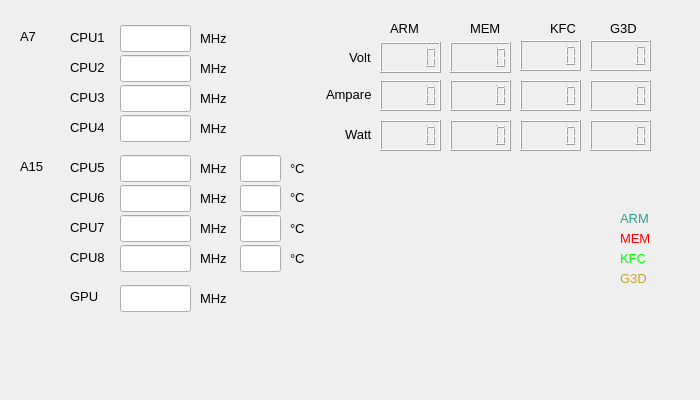
This is displaysysinfo.ui in leeseungcheol/EnergyMonitor as Qt 5 draws it before an edit. The edited form follows.
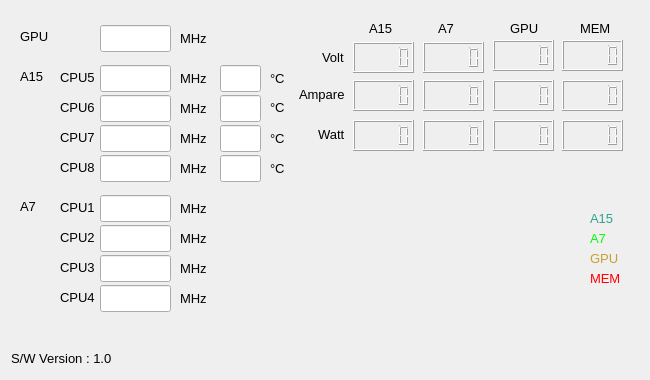
This is the edited form. Custom widgets are drawn as their Qt base class.

```diff
--- a/displaysysinfo.ui
+++ b/displaysysinfo.ui
@@ -6,8 +6,8 @@
    <rect>
     <x>0</x>
     <y>0</y>
-    <width>700</width>
-    <height>400</height>
+    <width>650</width>
+    <height>380</height>
    </rect>
   </property>
   <property name="windowTitle">
@@ -16,8 +16,8 @@
   <widget class="QLabel" name="label">
    <property name="geometry">
     <rect>
-     <x>70</x>
-     <y>288</y>
+     <x>20</x>
+     <y>28</y>
      <width>31</width>
      <height>17</height>
     </rect>
@@ -34,8 +34,8 @@
   <widget class="QLineEdit" name="GPUFreqEdit">
    <property name="geometry">
     <rect>
-     <x>120</x>
-     <y>285</y>
+     <x>100</x>
+     <y>25</y>
      <width>71</width>
      <height>27</height>
     </rect>
@@ -50,8 +50,8 @@
   <widget class="QLabel" name="label_2">
    <property name="geometry">
     <rect>
-     <x>70</x>
-     <y>29</y>
+     <x>60</x>
+     <y>199</y>
      <width>41</width>
      <height>17</height>
     </rect>
@@ -68,8 +68,8 @@
   <widget class="QLabel" name="label_3">
    <property name="geometry">
     <rect>
-     <x>70</x>
-     <y>59</y>
+     <x>60</x>
+     <y>229</y>
      <width>41</width>
      <height>17</height>
     </rect>
@@ -86,8 +86,8 @@
   <widget class="QLabel" name="label_4">
    <property name="geometry">
     <rect>
-     <x>70</x>
-     <y>89</y>
+     <x>60</x>
+     <y>259</y>
      <width>41</width>
      <height>17</height>
     </rect>
@@ -104,8 +104,8 @@
   <widget class="QLabel" name="label_5">
    <property name="geometry">
     <rect>
-     <x>70</x>
-     <y>119</y>
+     <x>60</x>
+     <y>289</y>
      <width>41</width>
      <height>17</height>
     </rect>
@@ -122,8 +122,8 @@
   <widget class="QLabel" name="label_6">
    <property name="geometry">
     <rect>
-     <x>70</x>
-     <y>159</y>
+     <x>60</x>
+     <y>69</y>
      <width>41</width>
      <height>17</height>
     </rect>
@@ -140,8 +140,8 @@
   <widget class="QLabel" name="label_7">
    <property name="geometry">
     <rect>
-     <x>70</x>
-     <y>189</y>
+     <x>60</x>
+     <y>99</y>
      <width>41</width>
      <height>17</height>
     </rect>
@@ -158,8 +158,8 @@
   <widget class="QLabel" name="label_8">
    <property name="geometry">
     <rect>
-     <x>70</x>
-     <y>219</y>
+     <x>60</x>
+     <y>129</y>
      <width>41</width>
      <height>17</height>
     </rect>
@@ -176,8 +176,8 @@
   <widget class="QLabel" name="label_9">
    <property name="geometry">
     <rect>
-     <x>70</x>
-     <y>249</y>
+     <x>60</x>
+     <y>159</y>
      <width>41</width>
      <height>17</height>
     </rect>
@@ -194,8 +194,8 @@
   <widget class="QLineEdit" name="CPU0FreqEdit">
    <property name="geometry">
     <rect>
-     <x>120</x>
-     <y>25</y>
+     <x>100</x>
+     <y>195</y>
      <width>71</width>
      <height>27</height>
     </rect>
@@ -210,8 +210,8 @@
   <widget class="QLineEdit" name="CPU1FreqEdit">
    <property name="geometry">
     <rect>
-     <x>120</x>
-     <y>55</y>
+     <x>100</x>
+     <y>225</y>
      <width>71</width>
      <height>27</height>
     </rect>
@@ -226,8 +226,8 @@
   <widget class="QLineEdit" name="CPU2FreqEdit">
    <property name="geometry">
     <rect>
-     <x>120</x>
-     <y>85</y>
+     <x>100</x>
+     <y>255</y>
      <width>71</width>
      <height>27</height>
     </rect>
@@ -242,8 +242,8 @@
   <widget class="QLineEdit" name="CPU3FreqEdit">
    <property name="geometry">
     <rect>
-     <x>120</x>
-     <y>115</y>
+     <x>100</x>
+     <y>285</y>
      <width>71</width>
      <height>27</height>
     </rect>
@@ -258,8 +258,8 @@
   <widget class="QLineEdit" name="CPU4FreqEdit">
    <property name="geometry">
     <rect>
-     <x>120</x>
-     <y>155</y>
+     <x>100</x>
+     <y>65</y>
      <width>71</width>
      <height>27</height>
     </rect>
@@ -274,8 +274,8 @@
   <widget class="QLineEdit" name="CPU5FreqEdit">
    <property name="geometry">
     <rect>
-     <x>120</x>
-     <y>185</y>
+     <x>100</x>
+     <y>95</y>
      <width>71</width>
      <height>27</height>
     </rect>
@@ -290,8 +290,8 @@
   <widget class="QLineEdit" name="CPU7FreqEdit">
    <property name="geometry">
     <rect>
-     <x>120</x>
-     <y>245</y>
+     <x>100</x>
+     <y>155</y>
      <width>71</width>
      <height>27</height>
     </rect>
@@ -306,8 +306,8 @@
   <widget class="QLineEdit" name="CPU6FreqEdit">
    <property name="geometry">
     <rect>
-     <x>120</x>
-     <y>215</y>
+     <x>100</x>
+     <y>125</y>
      <width>71</width>
      <height>27</height>
     </rect>
@@ -322,8 +322,8 @@
   <widget class="QLineEdit" name="CPU4TempEdit">
    <property name="geometry">
     <rect>
-     <x>240</x>
-     <y>155</y>
+     <x>220</x>
+     <y>65</y>
      <width>41</width>
      <height>27</height>
     </rect>
@@ -338,8 +338,8 @@
   <widget class="QLineEdit" name="CPU5TempEdit">
    <property name="geometry">
     <rect>
-     <x>240</x>
-     <y>185</y>
+     <x>220</x>
+     <y>95</y>
      <width>41</width>
      <height>27</height>
     </rect>
@@ -354,8 +354,8 @@
   <widget class="QLineEdit" name="CPU6TempEdit">
    <property name="geometry">
     <rect>
-     <x>240</x>
-     <y>215</y>
+     <x>220</x>
+     <y>125</y>
      <width>41</width>
      <height>27</height>
     </rect>
@@ -370,8 +370,8 @@
   <widget class="QLineEdit" name="CPU7TempEdit">
    <property name="geometry">
     <rect>
-     <x>240</x>
-     <y>245</y>
+     <x>220</x>
+     <y>155</y>
      <width>41</width>
      <height>27</height>
     </rect>
@@ -386,7 +386,7 @@
   <widget class="QLCDNumber" name="ARMuVlcd">
    <property name="geometry">
     <rect>
-     <x>380</x>
+     <x>353</x>
      <y>42</y>
      <width>61</width>
      <height>31</height>
@@ -399,7 +399,7 @@
   <widget class="QLCDNumber" name="ARMuAlcd">
    <property name="geometry">
     <rect>
-     <x>380</x>
+     <x>353</x>
      <y>80</y>
      <width>61</width>
      <height>31</height>
@@ -409,7 +409,7 @@
   <widget class="QLCDNumber" name="ARMuWlcd">
    <property name="geometry">
     <rect>
-     <x>380</x>
+     <x>353</x>
      <y>120</y>
      <width>61</width>
      <height>31</height>
@@ -419,7 +419,7 @@
   <widget class="QLCDNumber" name="MEMuWlcd">
    <property name="geometry">
     <rect>
-     <x>450</x>
+     <x>423</x>
      <y>120</y>
      <width>61</width>
      <height>31</height>
@@ -429,7 +429,7 @@
   <widget class="QLCDNumber" name="MEMuVlcd">
    <property name="geometry">
     <rect>
-     <x>450</x>
+     <x>423</x>
      <y>42</y>
      <width>61</width>
      <height>31</height>
@@ -442,7 +442,7 @@
   <widget class="QLCDNumber" name="MEMuAlcd">
    <property name="geometry">
     <rect>
-     <x>450</x>
+     <x>423</x>
      <y>80</y>
      <width>61</width>
      <height>31</height>
@@ -452,7 +452,7 @@
   <widget class="QLCDNumber" name="KFCuWlcd">
    <property name="geometry">
     <rect>
-     <x>520</x>
+     <x>562</x>
      <y>120</y>
      <width>61</width>
      <height>31</height>
@@ -462,7 +462,7 @@
   <widget class="QLCDNumber" name="KFCuVlcd">
    <property name="geometry">
     <rect>
-     <x>520</x>
+     <x>562</x>
      <y>40</y>
      <width>61</width>
      <height>31</height>
@@ -472,7 +472,7 @@
   <widget class="QLCDNumber" name="KFCuAlcd">
    <property name="geometry">
     <rect>
-     <x>520</x>
+     <x>562</x>
      <y>80</y>
      <width>61</width>
      <height>31</height>
@@ -482,7 +482,7 @@
   <widget class="QLCDNumber" name="G3DuWlcd">
    <property name="geometry">
     <rect>
-     <x>590</x>
+     <x>493</x>
      <y>120</y>
      <width>61</width>
      <height>31</height>
@@ -492,7 +492,7 @@
   <widget class="QLCDNumber" name="G3DuAlcd">
    <property name="geometry">
     <rect>
-     <x>590</x>
+     <x>493</x>
      <y>80</y>
      <width>61</width>
      <height>31</height>
@@ -502,7 +502,7 @@
   <widget class="QLCDNumber" name="G3DuVlcd">
    <property name="geometry">
     <rect>
-     <x>590</x>
+     <x>493</x>
      <y>40</y>
      <width>61</width>
      <height>31</height>
@@ -512,7 +512,7 @@
   <widget class="QLabel" name="label_10">
    <property name="geometry">
     <rect>
-     <x>349</x>
+     <x>322</x>
      <y>49</y>
      <width>31</width>
      <height>17</height>
@@ -530,7 +530,7 @@
   <widget class="QLabel" name="label_11">
    <property name="geometry">
     <rect>
-     <x>326</x>
+     <x>299</x>
      <y>86</y>
      <width>51</width>
      <height>17</height>
@@ -548,7 +548,7 @@
   <widget class="QLabel" name="label_12">
    <property name="geometry">
     <rect>
-     <x>345</x>
+     <x>318</x>
      <y>126</y>
      <width>31</width>
      <height>17</height>
@@ -566,9 +566,9 @@
   <widget class="QLabel" name="label_13">
    <property name="geometry">
     <rect>
-     <x>390</x>
+     <x>369</x>
      <y>20</y>
-     <width>41</width>
+     <width>31</width>
      <height>17</height>
     </rect>
    </property>
@@ -578,15 +578,15 @@
     </font>
    </property>
    <property name="text">
-    <string>ARM</string>
+    <string>A15</string>
    </property>
   </widget>
   <widget class="QLabel" name="label_14">
    <property name="geometry">
     <rect>
-     <x>470</x>
+     <x>438</x>
      <y>20</y>
-     <width>41</width>
+     <width>31</width>
      <height>17</height>
     </rect>
    </property>
@@ -596,13 +596,13 @@
     </font>
    </property>
    <property name="text">
-    <string>MEM</string>
+    <string>A7</string>
    </property>
   </widget>
   <widget class="QLabel" name="label_15">
    <property name="geometry">
     <rect>
-     <x>550</x>
+     <x>580</x>
      <y>20</y>
      <width>31</width>
      <height>17</height>
@@ -614,13 +614,13 @@
     </font>
    </property>
    <property name="text">
-    <string>KFC</string>
+    <string>MEM</string>
    </property>
   </widget>
   <widget class="QLabel" name="label_16">
    <property name="geometry">
     <rect>
-     <x>610</x>
+     <x>510</x>
      <y>20</y>
      <width>31</width>
      <height>17</height>
@@ -632,14 +632,14 @@
     </font>
    </property>
    <property name="text">
-    <string>G3D</string>
+    <string>GPU</string>
    </property>
   </widget>
   <widget class="QLabel" name="label_19">
    <property name="geometry">
     <rect>
      <x>20</x>
-     <y>158</y>
+     <y>68</y>
      <width>31</width>
      <height>17</height>
     </rect>
@@ -657,7 +657,7 @@
    <property name="geometry">
     <rect>
      <x>20</x>
-     <y>28</y>
+     <y>198</y>
      <width>21</width>
      <height>17</height>
     </rect>
@@ -674,9 +674,9 @@
   <widget class="QwtPlot" name="qwtPlotSensor">
    <property name="geometry">
     <rect>
-     <x>380</x>
+     <x>310</x>
      <y>170</y>
-     <width>231</width>
+     <width>271</width>
      <height>191</height>
     </rect>
    </property>
@@ -684,7 +684,7 @@
   <widget class="QLabel" name="label_17">
    <property name="geometry">
     <rect>
-     <x>620</x>
+     <x>590</x>
      <y>210</y>
      <width>31</width>
      <height>17</height>
@@ -699,14 +699,14 @@
     <string notr="true">color: rgb(50, 160, 140);</string>
    </property>
    <property name="text">
-    <string>ARM</string>
+    <string>A15</string>
    </property>
   </widget>
   <widget class="QLabel" name="label_22">
    <property name="geometry">
     <rect>
-     <x>620</x>
-     <y>230</y>
+     <x>590</x>
+     <y>270</y>
      <width>31</width>
      <height>17</height>
     </rect>
@@ -726,9 +726,9 @@
   <widget class="QLabel" name="label_23">
    <property name="geometry">
     <rect>
-     <x>620</x>
-     <y>250</y>
-     <width>31</width>
+     <x>590</x>
+     <y>230</y>
+     <width>21</width>
      <height>17</height>
     </rect>
    </property>
@@ -741,14 +741,14 @@
     <string notr="true">color: rgb(0, 255, 0);</string>
    </property>
    <property name="text">
-    <string>KFC</string>
+    <string>A7</string>
    </property>
   </widget>
   <widget class="QLabel" name="label_24">
    <property name="geometry">
     <rect>
-     <x>620</x>
-     <y>270</y>
+     <x>590</x>
+     <y>250</y>
      <width>31</width>
      <height>17</height>
     </rect>
@@ -762,14 +762,14 @@
     <string notr="true">color: rgb(200, 160, 50);</string>
    </property>
    <property name="text">
-    <string>G3D</string>
+    <string>GPU</string>
    </property>
   </widget>
   <widget class="QLabel" name="label_25">
    <property name="geometry">
     <rect>
-     <x>200</x>
-     <y>30</y>
+     <x>180</x>
+     <y>200</y>
      <width>31</width>
      <height>17</height>
     </rect>
@@ -786,8 +786,8 @@
   <widget class="QLabel" name="label_26">
    <property name="geometry">
     <rect>
-     <x>200</x>
-     <y>60</y>
+     <x>180</x>
+     <y>230</y>
      <width>31</width>
      <height>17</height>
     </rect>
@@ -804,8 +804,8 @@
   <widget class="QLabel" name="label_27">
    <property name="geometry">
     <rect>
-     <x>200</x>
-     <y>90</y>
+     <x>180</x>
+     <y>260</y>
      <width>31</width>
      <height>17</height>
     </rect>
@@ -822,8 +822,8 @@
   <widget class="QLabel" name="label_28">
    <property name="geometry">
     <rect>
-     <x>200</x>
-     <y>120</y>
+     <x>180</x>
+     <y>290</y>
      <width>31</width>
      <height>17</height>
     </rect>
@@ -840,8 +840,8 @@
   <widget class="QLabel" name="label_29">
    <property name="geometry">
     <rect>
-     <x>200</x>
-     <y>160</y>
+     <x>180</x>
+     <y>70</y>
      <width>31</width>
      <height>17</height>
     </rect>
@@ -858,8 +858,8 @@
   <widget class="QLabel" name="label_30">
    <property name="geometry">
     <rect>
-     <x>200</x>
-     <y>250</y>
+     <x>180</x>
+     <y>160</y>
      <width>31</width>
      <height>17</height>
     </rect>
@@ -876,8 +876,8 @@
   <widget class="QLabel" name="label_31">
    <property name="geometry">
     <rect>
-     <x>200</x>
-     <y>220</y>
+     <x>180</x>
+     <y>130</y>
      <width>31</width>
      <height>17</height>
     </rect>
@@ -894,8 +894,8 @@
   <widget class="QLabel" name="label_32">
    <property name="geometry">
     <rect>
-     <x>200</x>
-     <y>190</y>
+     <x>180</x>
+     <y>100</y>
      <width>31</width>
      <height>17</height>
     </rect>
@@ -912,8 +912,8 @@
   <widget class="QLabel" name="label_33">
    <property name="geometry">
     <rect>
-     <x>290</x>
-     <y>160</y>
+     <x>270</x>
+     <y>70</y>
      <width>21</width>
      <height>17</height>
     </rect>
@@ -930,8 +930,8 @@
   <widget class="QLabel" name="label_34">
    <property name="geometry">
     <rect>
-     <x>290</x>
-     <y>189</y>
+     <x>270</x>
+     <y>99</y>
      <width>21</width>
      <height>17</height>
     </rect>
@@ -948,8 +948,8 @@
   <widget class="QLabel" name="label_35">
    <property name="geometry">
     <rect>
-     <x>290</x>
-     <y>220</y>
+     <x>270</x>
+     <y>130</y>
      <width>21</width>
      <height>17</height>
     </rect>
@@ -966,8 +966,8 @@
   <widget class="QLabel" name="label_36">
    <property name="geometry">
     <rect>
-     <x>290</x>
-     <y>250</y>
+     <x>270</x>
+     <y>160</y>
      <width>21</width>
      <height>17</height>
     </rect>
@@ -984,8 +984,8 @@
   <widget class="QLabel" name="label_37">
    <property name="geometry">
     <rect>
-     <x>200</x>
-     <y>290</y>
+     <x>180</x>
+     <y>30</y>
      <width>31</width>
      <height>17</height>
     </rect>
@@ -1002,6 +1002,24 @@
     <string>MHz</string>
    </property>
   </widget>
+  <widget class="QLabel" name="label_18">
+   <property name="geometry">
+    <rect>
+     <x>11</x>
+     <y>350</y>
+     <width>111</width>
+     <height>17</height>
+    </rect>
+   </property>
+   <property name="font">
+    <font>
+     <pointsize>10</pointsize>
+    </font>
+   </property>
+   <property name="text">
+    <string>S/W Version : 1.0</string>
+   </property>
+  </widget>
  </widget>
  <layoutdefault spacing="6" margin="11"/>
  <customwidgets>
```
